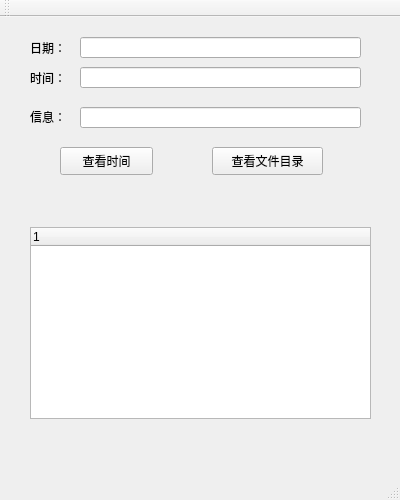
Above: client/mainwindow.ui from chendante/Network-homework before the change. Below: the same form after it.
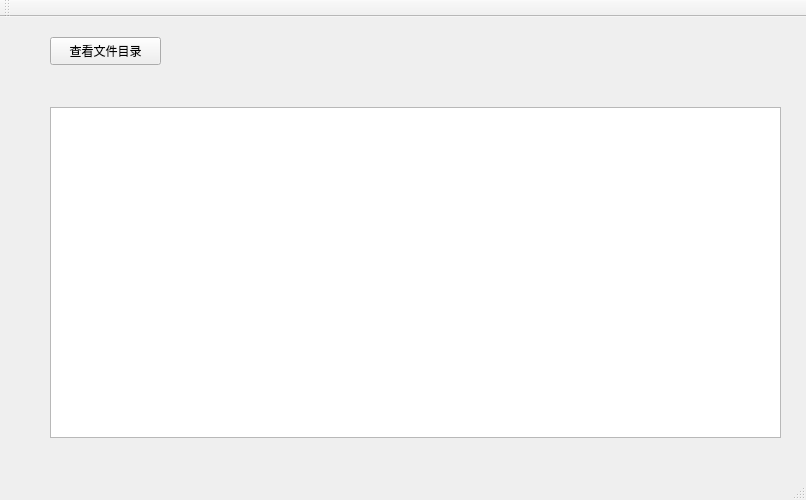
That is the form after the change.

```diff
--- a/client/mainwindow.ui
+++ b/client/mainwindow.ui
@@ -6,7 +6,7 @@
    <rect>
     <x>0</x>
     <y>0</y>
-    <width>400</width>
+    <width>806</width>
     <height>500</height>
    </rect>
   </property>
@@ -14,70 +14,11 @@
    <string>MainWindow</string>
   </property>
   <widget class="QWidget" name="centralWidget">
-   <widget class="QLineEdit" name="lineEdit">
-    <property name="geometry">
-     <rect>
-      <x>80</x>
-      <y>50</y>
-      <width>281</width>
-      <height>21</height>
-     </rect>
-    </property>
-   </widget>
-   <widget class="QLabel" name="label">
-    <property name="geometry">
-     <rect>
-      <x>30</x>
-      <y>50</y>
-      <width>41</width>
-      <height>21</height>
-     </rect>
-    </property>
-    <property name="text">
-     <string>时间：</string>
-    </property>
-   </widget>
-   <widget class="QLineEdit" name="lineEdit_2">
-    <property name="geometry">
-     <rect>
-      <x>80</x>
-      <y>90</y>
-      <width>281</width>
-      <height>21</height>
-     </rect>
-    </property>
-   </widget>
-   <widget class="QLabel" name="label_2">
-    <property name="geometry">
-     <rect>
-      <x>30</x>
-      <y>90</y>
-      <width>41</width>
-      <height>20</height>
-     </rect>
-    </property>
-    <property name="text">
-     <string>信息：</string>
-    </property>
-   </widget>
-   <widget class="QPushButton" name="pushButton">
-    <property name="geometry">
-     <rect>
-      <x>60</x>
-      <y>130</y>
-      <width>93</width>
-      <height>28</height>
-     </rect>
-    </property>
-    <property name="text">
-     <string>查看时间</string>
-    </property>
-   </widget>
    <widget class="QPushButton" name="pushButton_2">
     <property name="geometry">
      <rect>
-      <x>212</x>
-      <y>130</y>
+      <x>50</x>
+      <y>20</y>
       <width>111</width>
       <height>28</height>
      </rect>
@@ -86,42 +27,20 @@
      <string>查看文件目录</string>
     </property>
    </widget>
-   <widget class="QTreeWidget" name="treeWidget">
+   <widget class="QTableWidget" name="tableWidget">
     <property name="geometry">
      <rect>
-      <x>30</x>
-      <y>210</y>
-      <width>341</width>
-      <height>192</height>
+      <x>50</x>
+      <y>90</y>
+      <width>731</width>
+      <height>331</height>
      </rect>
     </property>
-    <column>
-     <property name="text">
-      <string notr="true">1</string>
-     </property>
-    </column>
-   </widget>
-   <widget class="QLineEdit" name="lineEdit_3">
-    <property name="geometry">
-     <rect>
-      <x>80</x>
-      <y>20</y>
-      <width>281</width>
-      <height>21</height>
-     </rect>
+    <property name="editTriggers">
+     <set>QAbstractItemView::NoEditTriggers</set>
     </property>
-   </widget>
-   <widget class="QLabel" name="label_3">
-    <property name="geometry">
-     <rect>
-      <x>30</x>
-      <y>20</y>
-      <width>41</width>
-      <height>21</height>
-     </rect>
-    </property>
-    <property name="text">
-     <string>日期：</string>
+    <property name="selectionBehavior">
+     <enum>QAbstractItemView::SelectRows</enum>
     </property>
    </widget>
   </widget>
```
Left out of the diff: 2 changed lines with no effect on the pictures.
